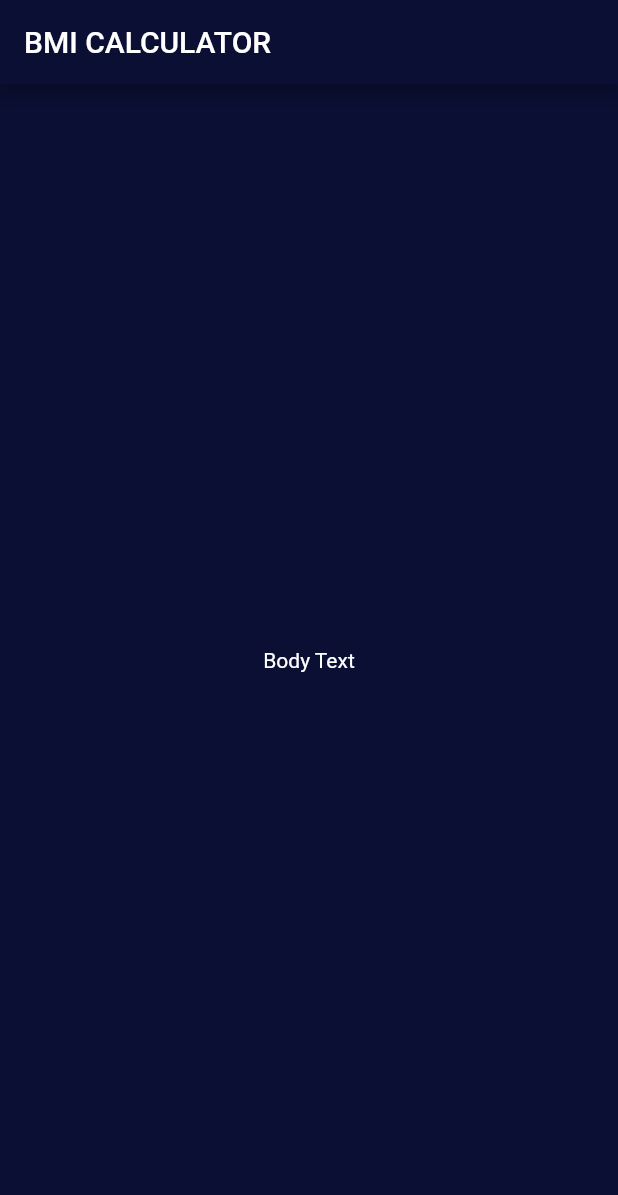
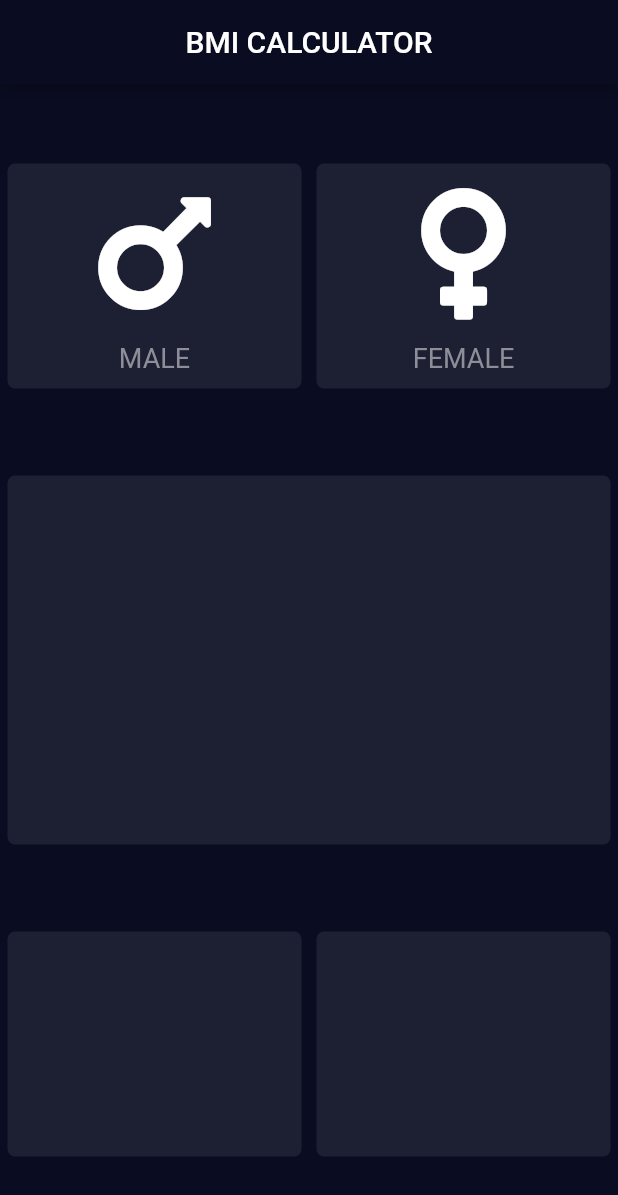
Before and after one commit to Oghosa1/myBmi, a Flutter app: the screen it shows after launch, on a phone screen of 412 x 824 dp. Shown: the top 1195 px of the screen. Run offline on Flutter 3.47's test engine with Material 2 defaults, Android fonts, the phone set to English and light mode, and no system bars; our stand-ins replace font_awesome_flutter.

```diff
--- /dev/null
+++ b/lib/helper/iconContent.dart
@@ -0,0 +1,33 @@
+import 'package:flutter/material.dart';
+
+const labelStyleText = TextStyle(
+            fontSize: 18,
+            color: Color(0xFF8D8E98),
+          );
+
+class IconContents extends StatelessWidget {
+  final IconData icon;
+  final String label;
+
+  IconContents({this.icon, this.label});
+
+  @override
+  Widget build(BuildContext context) {
+    return Column(
+      mainAxisAlignment: MainAxisAlignment.center,
+      children: [
+        Icon(
+          icon,
+          size: 100,
+        ),
+        SizedBox(
+          height: 10,
+        ),
+        Text(
+          label,
+          style: labelStyleText
+        ),
+      ],
+    );
+  }
+}
--- /dev/null
+++ b/lib/helper/resuableCard.dart
@@ -0,0 +1,19 @@
+import 'package:flutter/material.dart';
+
+class ReusableCard extends StatelessWidget {
+  final Color color;
+  final Widget cardChild;
+  ReusableCard({@required this.color, this.cardChild});
+  @override
+  Widget build(BuildContext context) {
+    return Container(
+      child: cardChild,
+      height: 150,
+      margin: EdgeInsets.all(5),
+      decoration: BoxDecoration(
+        borderRadius: BorderRadius.circular(5),
+        color: color,
+      ),
+    );
+  }
+}
--- a/lib/inputPage.dart
+++ b/lib/inputPage.dart
@@ -1,4 +1,8 @@
 import 'package:flutter/material.dart';
+import 'package:font_awesome_flutter/font_awesome_flutter.dart';
+
+import 'helper/iconContent.dart';
+import 'helper/resuableCard.dart';
 
 class InputPage extends StatefulWidget {
   @override
@@ -10,10 +14,57 @@ class _InputPageState extends State<InputPage> {
   Widget build(BuildContext context) {
     return Scaffold(
       appBar: AppBar(
+        centerTitle: true,
         title: Text('BMI CALCULATOR'),
       ),
-      body: Center(
-        child: Text('Body Text'),
+      body: Column(
+        children: [
+          Expanded(
+            child: Row(
+              children: [
+                Expanded(
+                  child: ReusableCard(
+                    color: Color(0xFF1d1f33),
+                    cardChild: IconContents(
+                      icon: FontAwesomeIcons.mars,
+                      label: 'MALE',
+                    ),
+                  ),
+                ),
+                Expanded(
+                  child: ReusableCard(
+                    color: Color(0xFF1d1f33),
+                    cardChild: IconContents(
+                      icon: FontAwesomeIcons.venus,
+                      label: 'FEMALE',
+                    ),
+                  ),
+                ),
+              ],
+            ),
+          ),
+          Expanded(
+            child: ReusableCard(
+              color: Color(0xFF1d1f33),
+            ),
+          ),
+          Expanded(
+            child: Row(
+              children: [
+                Expanded(
+                  child: ReusableCard(
+                    color: Color(0xFF1d1f33),
+                  ),
+                ),
+                Expanded(
+                  child: ReusableCard(
+                    color: Color(0xFF1d1f33),
+                  ),
+                ),
+              ],
+            ),
+          ),
+        ],
       ),
     );
   }
--- a/lib/main.dart
+++ b/lib/main.dart
@@ -9,9 +9,9 @@ class BMICalculator extends StatelessWidget {
   Widget build(BuildContext context) {
     return MaterialApp(
       theme: ThemeData.dark().copyWith(
-        primaryColor: Color(0xFF0a0f33),
+        primaryColor: Color(0xFF0a0d22),
         accentColor: Colors.purple,
-        scaffoldBackgroundColor: Color(0xFF0a0f33),
+        scaffoldBackgroundColor: Color(0xFF0a0d22),
       ),
       home: InputPage(),
     );
--- a/pubspec.yaml
+++ b/pubspec.yaml
@@ -28,6 +28,7 @@ dependencies:
   # The following adds the Cupertino Icons font to your application.
   # Use with the CupertinoIcons class for iOS style icons.
   cupertino_icons: ^0.1.3
+  font_awesome_flutter: ^8.8.1
 
 dev_dependencies:
   flutter_test:
```
Also changed, not shown: pubspec.lock.
